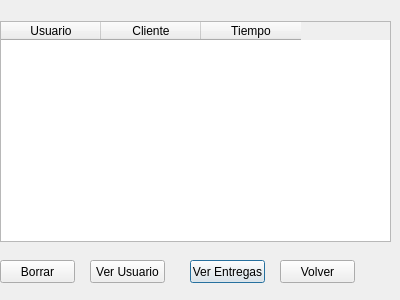
Old version of the form secdialog.ui in the repository Adrianclub/AppTrabajoFinal_EDI.
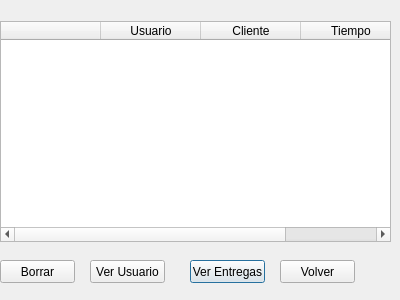
New version of the form.

Diff of the .ui file:
```diff
--- a/secdialog.ui
+++ b/secdialog.ui
@@ -75,8 +75,13 @@
     </rect>
    </property>
    <attribute name="verticalHeaderVisible">
-    <bool>false</bool>
+    <bool>true</bool>
    </attribute>
+   <column>
+    <property name="text">
+     <string/>
+    </property>
+   </column>
    <column>
     <property name="text">
      <string>Usuario</string>
```
